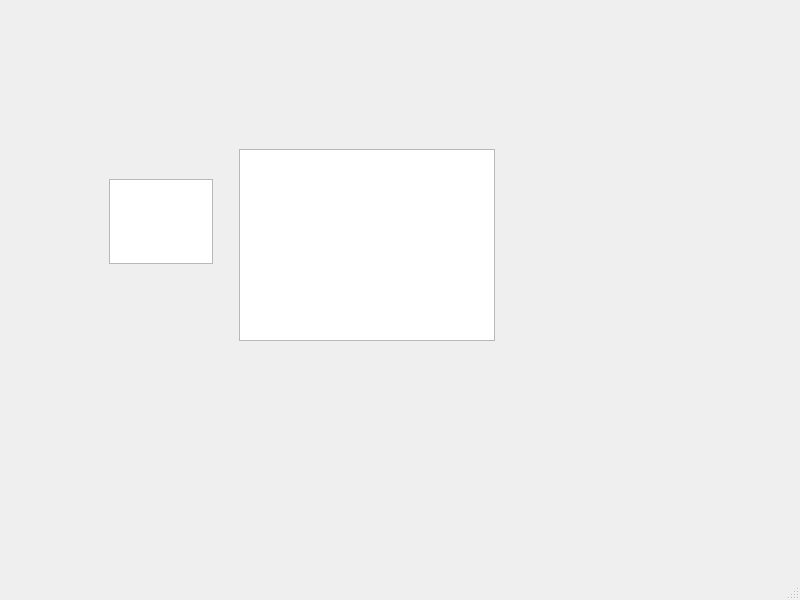
This is Markedit/mainwindow.ui in MyslZhao/Examwork as Qt 5 draws it before an edit. The edited form follows.
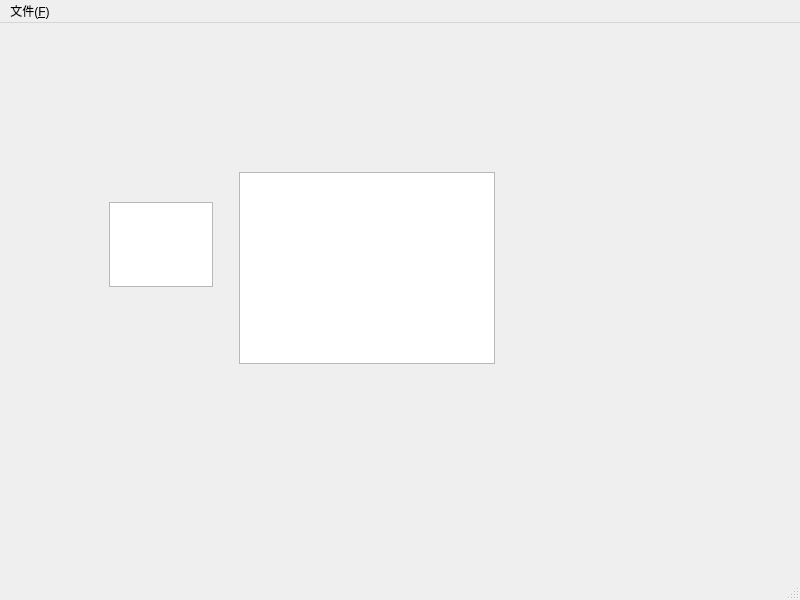
This is the edited form.

Commit message: 添加导航栏"文件"选项，添加语法高亮类；下一步实现语法高亮类并在项目中应用。

What changed in the file:
```diff
--- a/Markedit/mainwindow.ui
+++ b/Markedit/mainwindow.ui
@@ -50,6 +50,18 @@
      <height>24</height>
     </rect>
    </property>
+   <widget class="QMenu" name="menu_file">
+    <property name="title">
+     <string>文件(&amp;F)</string>
+    </property>
+    <addaction name="action_new"/>
+    <addaction name="action_open"/>
+    <addaction name="action_save"/>
+    <addaction name="action_saveas"/>
+    <addaction name="separator"/>
+    <addaction name="action_exit"/>
+   </widget>
+   <addaction name="menu_file"/>
   </widget>
   <widget class="QStatusBar" name="statusbar"/>
  </widget>
```
Left out of the diff: 25 changed lines with no effect on the pictures. The commit also changes 7 other files.
